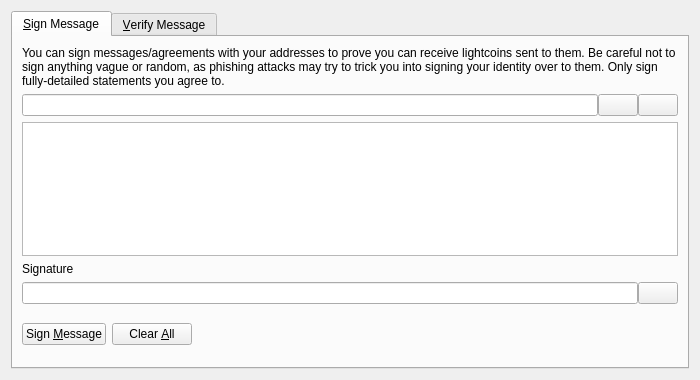
minblock/litercoin, file src/qt/forms/signverifymessagedialog.ui: the form before one commit.
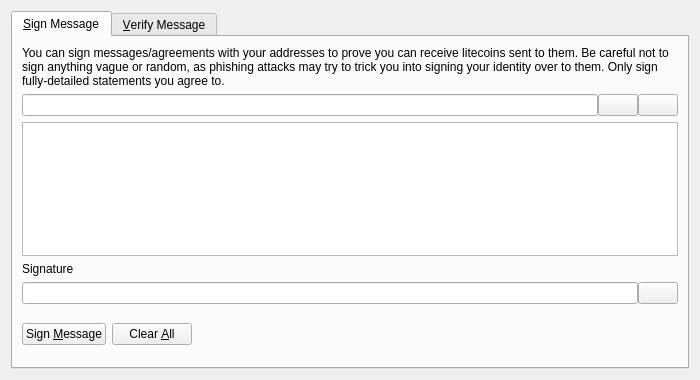
The form after the commit. Icons and pictures are not drawn. Custom widgets are drawn as their Qt base class.

What changed in the file:
```diff
--- a/src/qt/forms/signverifymessagedialog.ui
+++ b/src/qt/forms/signverifymessagedialog.ui
@@ -30,7 +30,7 @@
        <item>
         <widget class="QLabel" name="infoLabel_SM">
          <property name="text">
-          <string>You can sign messages/agreements with your addresses to prove you can receive lightcoins sent to them. Be careful not to sign anything vague or random, as phishing attacks may try to trick you into signing your identity over to them. Only sign fully-detailed statements you agree to.</string>
+          <string>You can sign messages/agreements with your addresses to prove you can receive litecoins sent to them. Be careful not to sign anything vague or random, as phishing attacks may try to trick you into signing your identity over to them. Only sign fully-detailed statements you agree to.</string>
          </property>
          <property name="textFormat">
           <enum>Qt::PlainText</enum>
```
Left out of the diff: 8 changed lines with no effect on the pictures.
